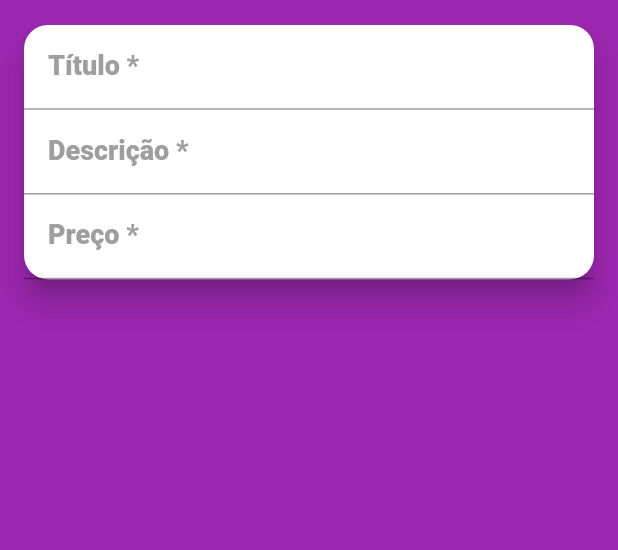
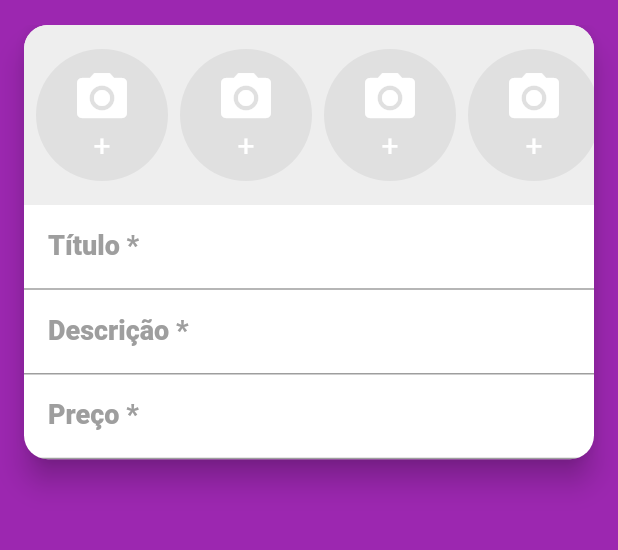
Before and after one commit to tonypereiramelo/xlo_mobx, a Flutter app: the screen it shows after launch, swiped to page 2, on a phone screen of 412 x 824 dp, the part 59-609 px from its top. Run offline on Flutter 3.47's test engine with Material 2 defaults, Android fonts, the phone set to English and light mode, and no system bars; our stand-ins replace brasil_fields, flutter_mobx, get_it, mobx, parse_server_sdk_flutter; accounts and stored records are empty; generated files the repository leaves out were written again.

Commit message:
imageSource

```diff
--- /dev/null
+++ b/lib/screens/create/components/images_field.dart
@@ -0,0 +1,66 @@
+import 'dart:io';
+
+import 'package:flutter/cupertino.dart';
+import 'package:flutter/material.dart';
+import 'package:xlo_mobx/screens/create/components/image_source_model.dart';
+
+class Imagesfield extends StatelessWidget {
+  const Imagesfield({Key? key}) : super(key: key);
+
+  @override
+  Widget build(BuildContext context) {
+    return Container(
+      color: Colors.grey[200],
+      height: 120,
+      child: ListView.builder(
+          scrollDirection: Axis.horizontal,
+          itemCount: 7,
+          itemBuilder: (_, index) {
+            return Padding(
+              padding: const EdgeInsets.fromLTRB(
+                8,
+                8,
+                0,
+                8,
+              ),
+              child: GestureDetector(
+                onTap: () {
+                  if (Platform.isAndroid) {
+                    showModalBottomSheet(
+                      context: context,
+                      builder: (_) => ImageSourceModel(),
+                    );
+                  } else {
+                    showCupertinoModalPopup(
+                      context: context,
+                      builder: (_) => ImageSourceModel(),
+                    );
+                  }
+                },
+                child: CircleAvatar(
+                  radius: 44,
+                  backgroundColor: Colors.grey[300],
+                  child: Column(
+                    mainAxisAlignment: MainAxisAlignment.center,
+                    children: [
+                      Icon(
+                        Icons.camera_alt,
+                        size: 40,
+                        color: Colors.white,
+                      ),
+                      Text(
+                        '+',
+                        style: TextStyle(
+                          color: Colors.white,
+                          fontSize: 20,
+                        ),
+                      ),
+                    ],
+                  ),
+                ),
+              ),
+            );
+          }),
+    );
+  }
+}
--- a/lib/screens/create/create_screen.dart
+++ b/lib/screens/create/create_screen.dart
@@ -2,6 +2,7 @@ import 'package:brasil_fields/brasil_fields.dart';
 import 'package:flutter/material.dart';
 import 'package:flutter/services.dart';
 import 'package:xlo_mobx/components/custom_drawer/custom_drawer.dart';
+import 'package:xlo_mobx/screens/create/components/images_field.dart';
 
 class CreateScreen extends StatelessWidget {
   const CreateScreen({Key? key}) : super(key: key);
@@ -26,6 +27,7 @@ class CreateScreen extends StatelessWidget {
         centerTitle: true,
       ),
       body: Card(
+        clipBehavior: Clip.antiAlias,
         margin: const EdgeInsets.symmetric(horizontal: 16),
         shape: RoundedRectangleBorder(
           borderRadius: BorderRadius.circular(16),
@@ -34,6 +36,7 @@ class CreateScreen extends StatelessWidget {
         child: Column(
           mainAxisSize: MainAxisSize.min,
           children: [
+            Imagesfield(),
             TextFormField(
               decoration: InputDecoration(
                 labelText: 'Título *',
```
Also changed, not shown: lib/screens/create/components/image_source_model.dart (added, +62 -0 lines).
